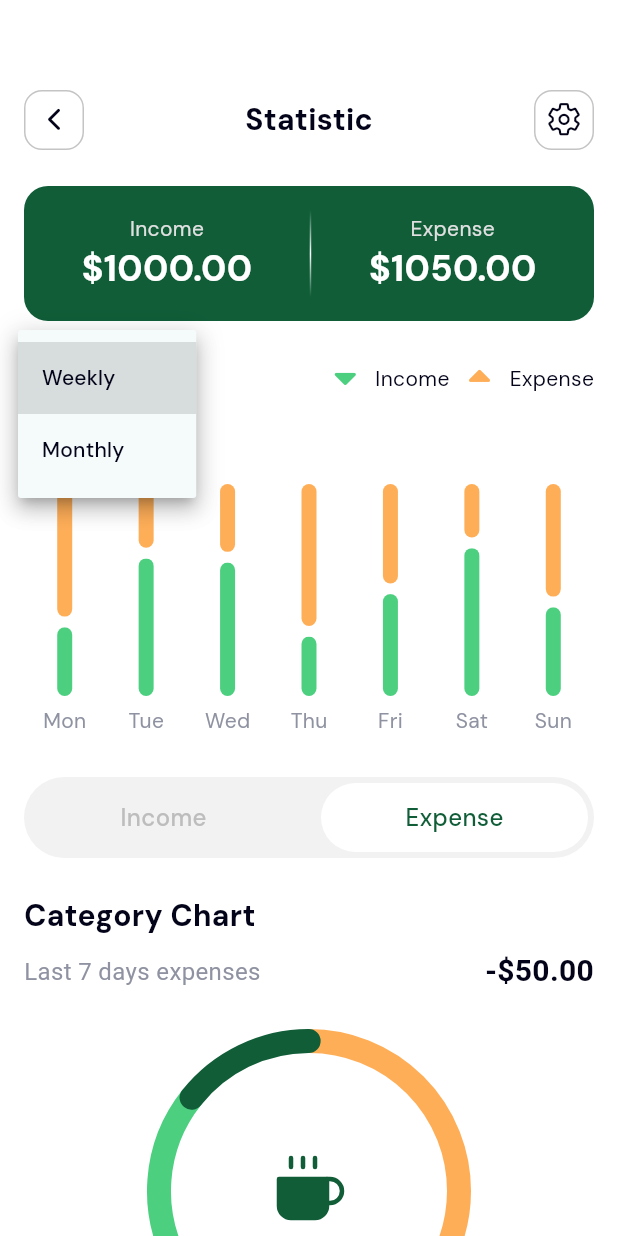
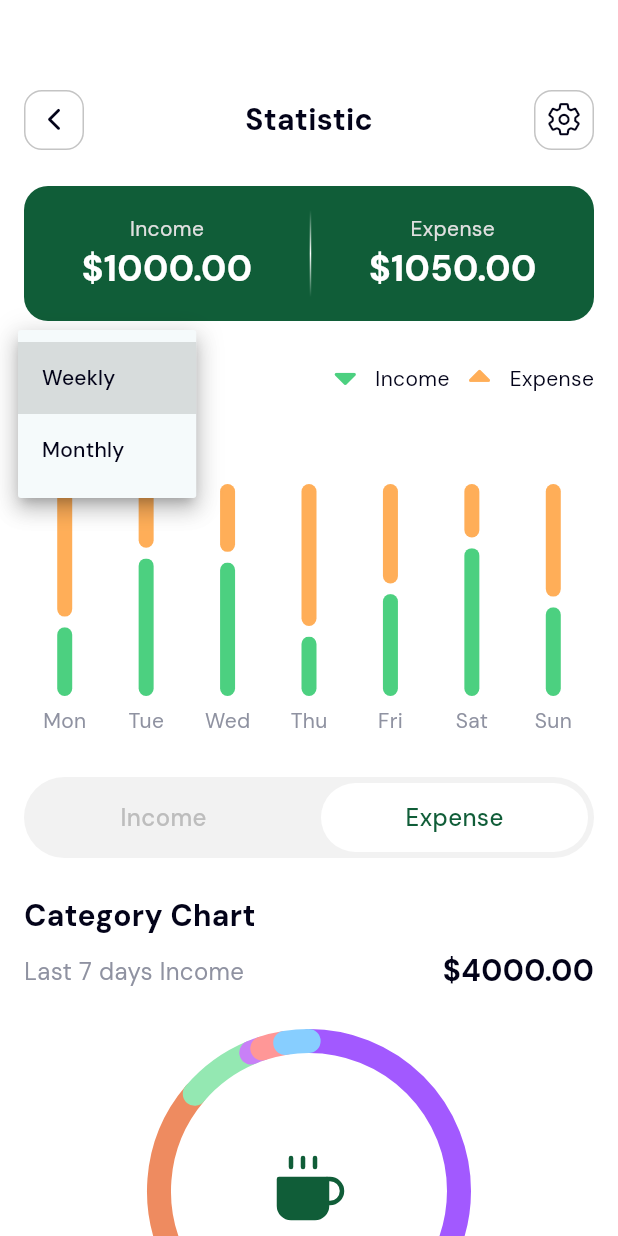
Before and after one commit to nitin1359/solulab6_1, a Flutter app: the StatsScreen screen opened directly, after a tap on "Weekly", on a phone screen of 412 x 824 dp. Run offline on Flutter 3.47's test engine with Material 3 defaults, Android fonts, the phone set to English and light mode, and no system bars; drawn by our look-alikes of fl_chart; our stand-ins replace flutter_svg, get, google_fonts; missing offline and left inert: mobile_scanner.

Commit message:
minute changes

```diff
--- a/lib/controller/statistic_controller.dart
+++ b/lib/controller/statistic_controller.dart
@@ -1,6 +1,7 @@
 import 'package:flutter/material.dart';
 import 'package:get/get.dart';
 import 'package:solulab6/screens/chart/weekly_category_graph.dart';
+import 'package:solulab6/screens/chart/weekly_income_graph.dart';
 
 class StatisticController extends GetxController {
   final RxString _selectedView = 'Weekly'.obs;
@@ -24,6 +25,18 @@ class StatisticController extends GetxController {
     {'week': 'Week 2', 'income': 1000.0, 'expense': 600.0},
     {'week': 'Week 3', 'income': 1800.0, 'expense': 700.0},
     {'week': 'Week 4', 'income': 1500.0, 'expense': 200.0},
+  ];
+
+
+  final List<Map<String, dynamic>> weeklyIncomeData = [
+    {'source': 'Salary', 'amount': 2000.0},
+    {'source': 'Freelancing', 'amount': 500.0},
+    {'source': 'Investments', 'amount': 150.0},
+    {'source': 'Rental Income', 'amount': 800.0},
+    {'source': 'Side Hustle', 'amount': 300.0},
+    {'source': 'Gifts', 'amount': 50.0},
+    {'source': 'Other', 'amount': 100.0},
+    {'source': 'Other1', 'amount': 100.0},
   ];
 
   final RxDouble _weeklyTotalIncome = 0.0.obs;
@@ -92,6 +105,10 @@ class StatisticController extends GetxController {
     return WeeklyCategoryGraph(weeklyData: weeklyChartData);
   }
 
+  Widget buildIncomeGraph() {
+    return WeeklyIncomeGraph(weeklyIncomeData: weeklyIncomeData);
+  }
+
   Rx<double> getTotalIncome() {
     return Rx<double>(
         selectedView == 'Weekly' ? weeklyTotalIncome : monthlyTotalIncome);
--- a/lib/screens/chart/weekly_category_graph.dart
+++ b/lib/screens/chart/weekly_category_graph.dart
@@ -2,6 +2,7 @@ import 'package:flutter/material.dart';
 import 'package:flutter_svg/flutter_svg.dart';
 import 'package:get/get.dart';
 import 'package:solulab6/controller/statistic_controller.dart';
+import 'package:solulab6/utils/common_widgets.dart';
 
 class WeeklyCategoryGraph extends StatelessWidget {
   final List<Map<String, dynamic>> weeklyData;
@@ -103,8 +104,8 @@ Widget categoryIndicator({required String text, required Color color}) {
   return Row(
     children: [
       Container(
-        width: 10,
-        height: 10,
+        width: 6,
+        height: 6,
         decoration: BoxDecoration(
           color: color,
           shape: BoxShape.circle,
@@ -170,19 +171,3 @@ class CategoryPainter extends CustomPainter {
   @override
   bool shouldRepaint(covariant CustomPainter oldDelegate) => false;
 }
-
-Widget customText({
-  required String text,
-  double fontSize = 14,
-  FontWeight fontWeight = FontWeight.normal,
-  Color color = Colors.black,
-}) {
-  return Text(
-    text,
-    style: TextStyle(
-      fontSize: fontSize,
-      fontWeight: fontWeight,
-      color: color,
-    ),
-  );
-}
--- a/lib/screens/chart/weekly_income_graph.dart
+++ b/lib/screens/chart/weekly_income_graph.dart
@@ -0,0 +1,155 @@
+import 'package:flutter/material.dart';
+import 'package:flutter_svg/flutter_svg.dart';
+import 'package:solulab6/utils/common_widgets.dart';
+
+class WeeklyIncomeGraph extends StatelessWidget {
+  final List<Map<String, dynamic>> weeklyIncomeData;
+
+  const WeeklyIncomeGraph({super.key, required this.weeklyIncomeData});
+
+  @override
+  Widget build(BuildContext context) {
+    Map<String, double> incomeSourceTotals = {};
+    double totalIncome = 0;
+
+    for (var incomeData in weeklyIncomeData) {
+      String source = incomeData['source'];
+      double amount = incomeData['amount'];
+
+      incomeSourceTotals.update(
+        source,
+        (existingValue) => existingValue + amount,
+        ifAbsent: () => amount,
+      );
+      totalIncome += amount;
+    }
+
+    List<Color> incomeSourceColors = [
+      const Color(0xffA259FF),
+      const Color(0xffFFCA83),
+      const Color(0xff65B0F6),
+      const Color(0xffEE8B60),
+      const Color(0xff94E8B2),
+      const Color(0xffC880F7),
+      const Color(0xffFF9797),
+      const Color(0xff87CEFF),
+    ];
+
+    return Column(
+      children: [
+        Row(
+          mainAxisAlignment: MainAxisAlignment.spaceBetween,
+          children: [
+            customText(
+              text: 'Last 7 days Income',
+              fontSize: 16,
+              color: const Color(0xff8F92A1),
+            ),
+            customText(
+              text: '\$${totalIncome.toStringAsFixed(2)}',
+              fontSize: 20,
+              fontWeight: FontWeight.w700,
+              color: const Color(0xff030319),
+            ),
+          ],
+        ),
+        const SizedBox(height: 32),
+        SizedBox(
+          width: 200,
+          height: 200,
+          child: Stack(
+            children: [
+              CustomPaint(
+                size: const Size(200, 200),
+                painter: IncomeCategoryPainter(
+                  categoryValues: incomeSourceTotals.values.toList(),
+                  totalValue: totalIncome,
+                  colors: incomeSourceColors,
+                ),
+              ),
+              Center(
+                child: SvgPicture.asset('assets/images/svg/coffee.svg'),
+              ),
+            ],
+          ),
+        ),
+        const SizedBox(height: 32),
+        Padding(
+          padding: const EdgeInsets.symmetric(horizontal: 16.0),
+          child: Wrap(
+            spacing: 16.0,
+            runSpacing: 8.0,
+            alignment: WrapAlignment.center,
+            children: incomeSourceTotals.entries.map((entry) {
+              int index = incomeSourceTotals.keys.toList().indexOf(entry.key);
+              return categoryIndicator(
+                text: entry.key,
+                color: incomeSourceColors[index % incomeSourceColors.length],
+              );
+            }).toList(),
+          ),
+        ),
+      ],
+    );
+  }
+}
+
+class IncomeCategoryPainter extends CustomPainter {
+  final List<double> categoryValues;
+  final double totalValue;
+  final List<Color> colors;
+
+  IncomeCategoryPainter({
+    required this.categoryValues,
+    required this.totalValue,
+    required this.colors,
+  });
+
+  @override
+  void paint(Canvas canvas, Size size) {
+    final center = Offset(size.width / 2, size.height / 2);
+    final radius = size.width / 2;
+    final paint = Paint()
+      ..style = PaintingStyle.stroke
+      ..strokeWidth = 16
+      ..strokeCap = StrokeCap.round;
+
+    double startAngle = -0.5 * 3.14;
+
+    for (int i = 0; i < categoryValues.length; i++) {
+      double sweepAngle = (categoryValues[i] / totalValue) * 2 * 3.14;
+      paint.color = colors[i % colors.length];
+
+      canvas.drawArc(
+        Rect.fromCircle(center: center, radius: radius),
+        startAngle,
+        sweepAngle,
+        false,
+        paint,
+      );
+
+      startAngle += sweepAngle;
+    }
+  }
+
+  @override
+  bool shouldRepaint(covariant CustomPainter oldDelegate) => false;
+}
+
+Widget categoryIndicator({required String text, required Color color}) {
+  return Row(
+    mainAxisSize: MainAxisSize.min,
+    children: [
+      Container(
+        width: 6,
+        height: 6,
+        decoration: BoxDecoration(
+          color: color,
+          shape: BoxShape.circle,
+        ),
+      ),
+      const SizedBox(width: 8),
+      Text(text),
+    ],
+  );
+}
--- a/lib/screens/navscreens/statsscreen.dart
+++ b/lib/screens/navscreens/statsscreen.dart
@@ -249,7 +249,8 @@ class StatsScreen extends StatelessWidget {
               const SizedBox(height: 8),
               Align(
                 alignment: Alignment.center,
-                child: controller.buildCategoryGraph(),
+                child: controller.buildIncomeGraph(),
+                // controller.buildCategoryGraph(),
               ),
               const SizedBox(height: 24),
               customText(
@@ -261,7 +262,9 @@ class StatsScreen extends StatelessWidget {
               const SizedBox(height: 16),
               SizedBox(
                 height: 146,
-                child: Expanded(
+                child: Column(
+                  children: [
+                    Expanded(
                       child: ListView.builder(
                         padding: EdgeInsets.zero,
                         itemCount: recentExpenses.length,
@@ -310,6 +313,8 @@ class StatsScreen extends StatelessWidget {
                         },
                       ),
                     ),
+                  ],
+                ),
               )
             ],
           ),
```
Lines whose indentation alone changed are shown as unchanged.
